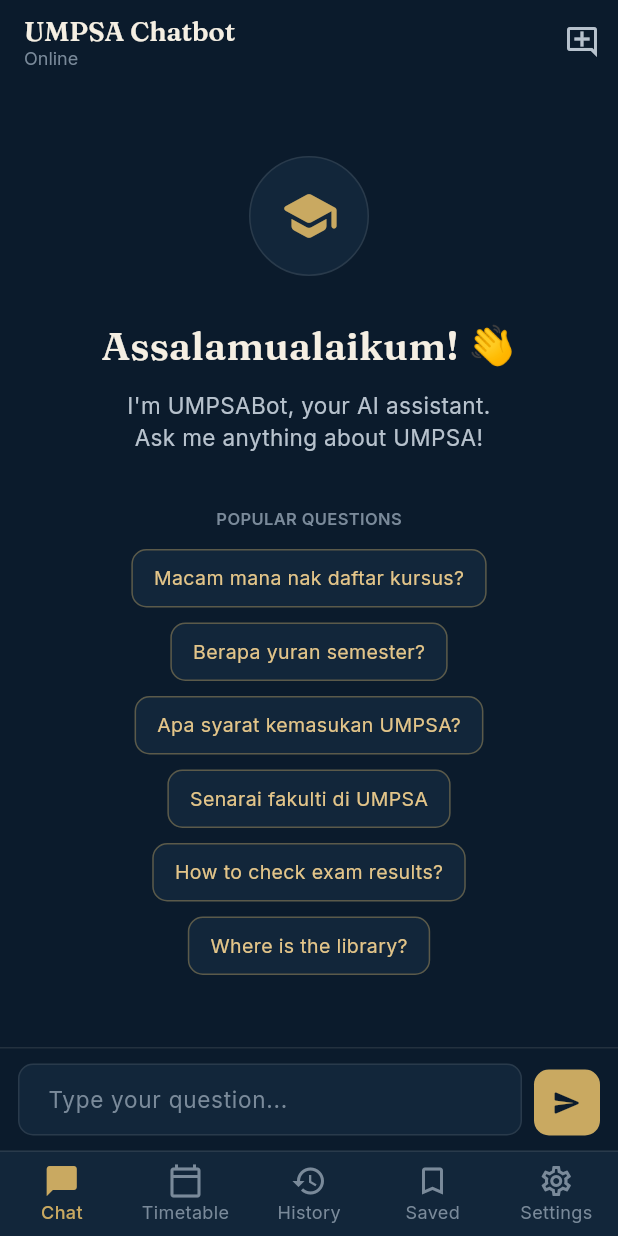
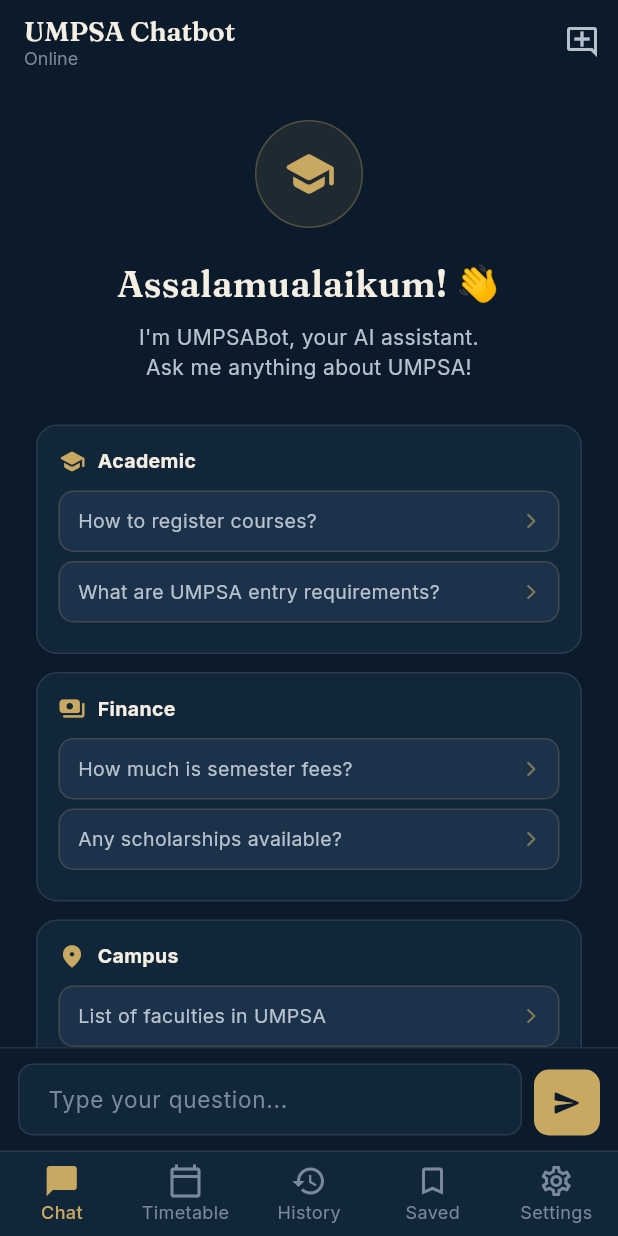
Before and after one commit to ZafranYusof/UMPSAbot, a Flutter app: the screen it shows after launch, after a tap on "Skip", on a phone screen of 412 x 824 dp. Run offline on Flutter 3.47's test engine with Material 3 defaults, Android fonts, the phone set to English and light mode, and no system bars; our stand-ins replace connectivity_plus, dio, google_fonts, shared_preferences, shimmer; network calls fail.

Commit message:
feat: organized popular questions into categorized cards (Academic/Finance/Campus)

```diff
--- a/mobile/lib/screens/chat_screen.dart
+++ b/mobile/lib/screens/chat_screen.dart
@@ -256,96 +256,149 @@
   }
 
   Widget _buildEmptyState(BuildContext context, ChatProvider chatProvider) {
-    final starterQuestions = [
-      'Macam mana nak daftar kursus?',
-      'Berapa yuran semester?',
-      'Apa syarat kemasukan UMPSA?',
-      'Senarai fakulti di UMPSA',
-      'How to check exam results?',
-      'Where is the library?',
+    final lang = chatProvider.language;
+    final isBm = lang == 'bm' || lang == 'ms';
+
+    final categories = [
+      {
+        'icon': Icons.school_rounded,
+        'title': isBm ? 'Akademik' : 'Academic',
+        'questions': isBm
+            ? ['Macam mana nak daftar kursus?', 'Apa syarat kemasukan UMPSA?']
+            : ['How to register courses?', 'What are UMPSA entry requirements?'],
+      },
+      {
+        'icon': Icons.payments_rounded,
+        'title': isBm ? 'Kewangan' : 'Finance',
+        'questions': isBm
+            ? ['Berapa yuran semester?', 'Ada biasiswa tak?']
+            : ['How much is semester fees?', 'Any scholarships available?'],
+      },
+      {
+        'icon': Icons.location_on_rounded,
+        'title': isBm ? 'Kampus' : 'Campus',
+        'questions': isBm
+            ? ['Senarai fakulti di UMPSA', 'Perpustakaan kat mana?']
+            : ['List of faculties in UMPSA', 'Where is the library?'],
+      },
     ];
 
     return Center(
       child: SingleChildScrollView(
-        padding: const EdgeInsets.all(32),
+        padding: const EdgeInsets.all(24),
         child: Column(
           mainAxisAlignment: MainAxisAlignment.center,
           children: [
             Container(
-              width: 80,
-              height: 80,
+              width: 72,
+              height: 72,
               decoration: BoxDecoration(
-                color: AppColors.surface,
+                color: AppColors.primary.withOpacity(0.1),
                 shape: BoxShape.circle,
-                border: Border.all(color: AppColors.border),
+                border: Border.all(color: AppColors.primary.withOpacity(0.3)),
               ),
               child: const Icon(
                 Icons.school_rounded,
-                size: 40,
+                size: 36,
                 color: AppColors.primary,
               ),
             ),
-            const SizedBox(height: 28),
+            const SizedBox(height: 20),
             Text(
-              AppStrings.get('greeting', chatProvider.language),
-              style: AppTheme.heading(fontSize: 26),
+              AppStrings.get('greeting', lang),
+              style: AppTheme.heading(fontSize: 24),
             ),
-            const SizedBox(height: 10),
+            const SizedBox(height: 8),
             Text(
-              AppStrings.get('greeting_subtitle', chatProvider.language),
+              AppStrings.get('greeting_subtitle', lang),
               textAlign: TextAlign.center,
               style: AppTheme.body(
-                fontSize: 15,
+                fontSize: 14,
                 color: AppColors.textSecondary,
               ),
             ),
-            const SizedBox(height: 36),
-            Padding(
-              padding: const EdgeInsets.only(bottom: 12),
-              child: Text(
-                AppStrings.get('popular_questions', chatProvider.language),
-                style: AppTheme.body(
-                  fontSize: 11,
-                  fontWeight: FontWeight.w600,
-                  color: AppColors.textMuted,
+            const SizedBox(height: 28),
+            // Category cards
+            ...categories.map((cat) => _buildQuestionCategory(
+              icon: cat['icon'] as IconData,
+              title: cat['title'] as String,
+              questions: cat['questions'] as List<String>,
+            )),
+          ],
         ),
       ),
+    );
+  }
+
+  Widget _buildQuestionCategory({
+    required IconData icon,
+    required String title,
+    required List<String> questions,
+  }) {
+    return Container(
+      margin: const EdgeInsets.only(bottom: 12),
+      padding: const EdgeInsets.all(14),
+      decoration: BoxDecoration(
+        color: AppColors.surface,
+        borderRadius: BorderRadius.circular(14),
+        border: Border.all(color: AppColors.border),
       ),
-            Wrap(
-              spacing: 8,
-              runSpacing: 10,
-              alignment: WrapAlignment.center,
-              children: starterQuestions.map((q) {
-                return GestureDetector(
+      child: Column(
+        crossAxisAlignment: CrossAxisAlignment.start,
+        children: [
+          Row(
+            children: [
+              Icon(icon, size: 18, color: AppColors.primary),
+              const SizedBox(width: 8),
+              Text(
+                title,
+                style: AppTheme.body(
+                  fontSize: 13,
+                  fontWeight: FontWeight.w700,
+                  color: AppColors.textPrimary,
+                ),
+              ),
+            ],
+          ),
+          const SizedBox(height: 10),
+          ...questions.map((q) => Padding(
+            padding: const EdgeInsets.only(bottom: 6),
+            child: GestureDetector(
               onTap: () {
                 HapticFeedback.selectionClick();
                 _sendMessage(q);
               },
               child: Container(
-                    padding: const EdgeInsets.symmetric(
-                      horizontal: 14,
-                      vertical: 9,
+                width: double.infinity,
+                padding: const EdgeInsets.symmetric(horizontal: 12, vertical: 10),
+                decoration: BoxDecoration(
+                  color: AppColors.surfaceLight,
+                  borderRadius: BorderRadius.circular(10),
+                  border: Border.all(color: AppColors.primary.withOpacity(0.2)),
                 ),
-                    decoration: BoxDecoration(
-                      color: AppColors.surface,
-                      border: Border.all(
-                        color: AppColors.primary.withOpacity(0.4),
-                      ),
-                      borderRadius: BorderRadius.circular(10),
-                    ),
+                child: Row(
+                  children: [
+                    Expanded(
                       child: Text(
                         q,
                         style: AppTheme.body(
                           fontSize: 13,
-                        color: AppColors.primaryLight,
+                          color: AppColors.textSecondary,
                         ),
                       ),
                     ),
-                );
-              }).toList(),
+                    const SizedBox(width: 8),
+                    Icon(
+                      Icons.arrow_forward_ios_rounded,
+                      size: 12,
+                      color: AppColors.primary.withOpacity(0.6),
                     ),
                   ],
                 ),
+              ),
+            ),
+          )),
+        ],
       ),
     );
   }
```
Lines whose indentation alone changed are shown as unchanged.
